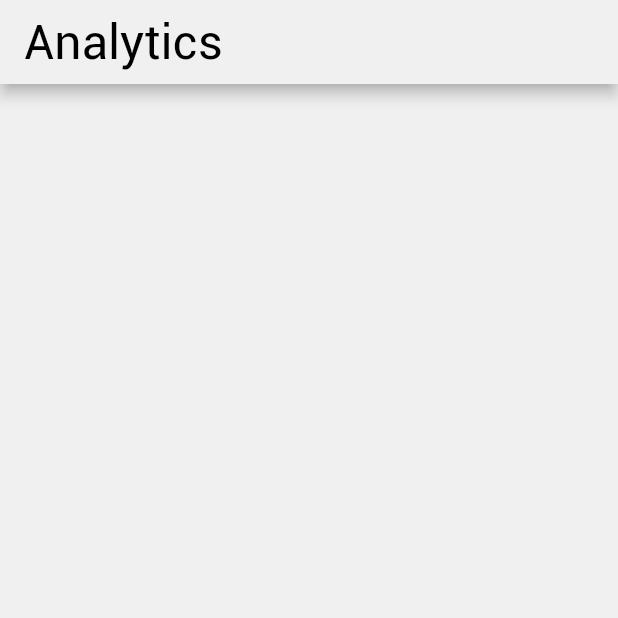
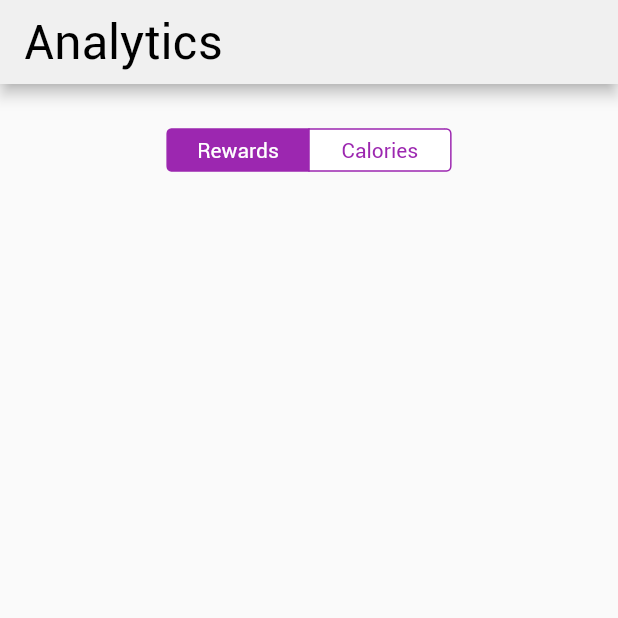
Before and after one commit to andrewwu-dev/Fitdle_App, a Flutter app: the AnalyticsScreen screen opened directly, on a phone screen of 412 x 824 dp, the top half of it. Run offline on Flutter 3.47's test engine with Material 2 defaults, Android fonts, the phone set to English and light mode, and no system bars; our stand-ins replace dio, firebase_auth, firebase_core, fluttertoast, get_it, google_maps_flutter and 2 more; missing offline and left inert: flutter_polyline_points; accounts and stored records are empty.

Commit message:
add segmented control to switch graphs

```diff
--- a/Fitdle/lib/main.dart
+++ b/Fitdle/lib/main.dart
@@ -4,8 +4,10 @@ import 'package:fitdle/pages/run/run_screen.dart';
 import 'package:fitdle/pages/signup/birthday/birthday_screen.dart';
 import 'package:fitdle/pages/signup/create_account/create_account_screen.dart';
 import 'package:fitdle/pages/signup/personal_info/personal_info_screen.dart';
+import 'package:flutter/foundation.dart';
 import 'package:flutter/material.dart';
 import 'package:firebase_core/firebase_core.dart';
+import 'package:google_maps_flutter/google_maps_flutter.dart';
 import 'firebase_options.dart';
 import 'locator.dart';
 
@@ -20,6 +22,10 @@ Future<void> main() async {
   );
 
   di_setup();
+
+  if (defaultTargetPlatform == TargetPlatform.android) {
+    AndroidGoogleMapsFlutter.useAndroidViewSurface = true;
+  }
 
   runApp(const Fitdle());
 }
--- a/Fitdle/lib/pages/analytics/analytics_screen.dart
+++ b/Fitdle/lib/pages/analytics/analytics_screen.dart
@@ -1,4 +1,7 @@
+import 'dart:async';
 import 'package:fitdle/components/common.dart';
+import 'package:fitdle/pages/analytics/analytics_vm.dart';
+import 'package:flutter/cupertino.dart';
 import 'package:flutter/material.dart';
 import 'package:fitdle/constants/all_constants.dart';
 
@@ -10,6 +13,25 @@ class AnalyticsScreen extends StatefulWidget {
 }
 
 class _AnalyticsScreenState extends State<AnalyticsScreen> {
+  late final AnalyticsVM _analyticsVM;
+  late StreamSubscription _navigationSubscription;
+  int selectedGraph = 0;
+  Color rewardsColor = Colors.white;
+  Color caloriesColor = Colors.purple;
+
+  @override
+  void initState() {
+    super.initState();
+    _analyticsVM = AnalyticsVM();
+  }
+
+  @override
+  void dispose() {
+    super.dispose();
+    _analyticsVM.dispose();
+    _navigationSubscription.cancel();
+  }
+
   @override
   Widget build(BuildContext context) {
     Size size = MediaQuery.of(context).size;
@@ -22,15 +44,40 @@ class _AnalyticsScreenState extends State<AnalyticsScreen> {
         title: fitdleText(analytics, h2)
       ),
       body: Container(
-        color: const Color.fromARGB(255, 240, 240, 240),
-        alignment: Alignment.topLeft,
-        padding: EdgeInsets.only(
-            top: size.height / 12, left: regular, right: regular),
-        child:
-            Column(crossAxisAlignment: CrossAxisAlignment.stretch, children: const [
-
-        ]),
+        alignment: Alignment.topCenter,
+        padding: const EdgeInsets.fromLTRB(regular, regular, regular, 0),
+        child: Column(
+          children: [
+            buildSegmentedControl()
+          ]),
       ),
     );
   }
+
+  buildSegment(label, color) {
+    return Container(
+      padding: EdgeInsets.fromLTRB(20, 5, 20, 5),
+      child: fitdleText(label, hint, color: color)
+    );
+  }
+
+  buildSegmentedControl() {
+    return CupertinoSegmentedControl(
+      children: {
+        0: buildSegment("Rewards", rewardsColor),
+        1: buildSegment("Calories", caloriesColor)
+      },
+      onValueChanged: (int index) {
+        setState(() {
+          selectedGraph = index;
+          rewardsColor = index == 0 ? Colors.white : Colors.purple;
+          caloriesColor = index == 0 ? Colors.purple : Colors.white;
+        });
+      },
+      groupValue: selectedGraph,
+      borderColor: Colors.purple,
+      selectedColor: Colors.purple,
+      pressedColor: Colors.purpleAccent.shade100,
+    );
+  }
 }
--- /dev/null
+++ b/Fitdle/lib/pages/analytics/analytics_vm.dart
@@ -0,0 +1,22 @@
+import 'package:fitdle/locator.dart';
+import 'package:fitdle/repository/auth_repository.dart';
+import 'package:flutter/foundation.dart';
+import 'package:rxdart/rxdart.dart';
+
+class AnalyticsVM extends ChangeNotifier {
+  late final AuthRepository _authRepo;
+
+  final PublishSubject _subject = PublishSubject();
+
+  PublishSubject get subject => _subject;
+
+  AnalyticsVM([authRepo]) {
+    _authRepo = authRepo ?? locator.get<AuthRepository>();
+  }
+
+  @override
+  void dispose() {
+    super.dispose();
+    _subject.close();
+  }
+}
```
